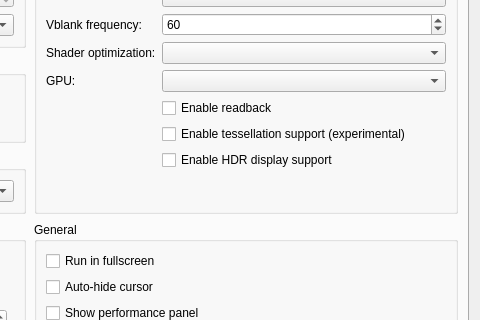
This is src/launcher/forms/configuration_edit_dialog.ui in VohminV/-KytyPS5- as Qt 5 draws it before an edit; both pictures show x 420 to 900 and y 118 to 438 of the 900 by 677 pixel window. The edited form follows.
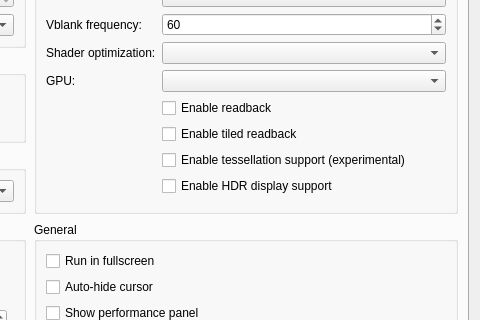
This is the edited form. Custom widgets are drawn as their Qt base class.

Commit message: graphics: write small GPU-written tiled images back to guest memory behind --readback-tiled-images

```diff
--- a/src/launcher/forms/configuration_edit_dialog.ui
+++ b/src/launcher/forms/configuration_edit_dialog.ui
@@ -168,12 +168,18 @@
              </widget>
             </item>
             <item row="6" column="1">
+             <widget class="QCheckBox" name="checkBox_readback_tiled">
+              <property name="toolTip"><string>Read back small writable tiled images</string></property>
+              <property name="text"><string>Enable tiled readback</string></property>
+             </widget>
+            </item>
+            <item row="7" column="1">
              <widget class="QCheckBox" name="checkBox_tessellation">
               <property name="toolTip"><string>Draw tessellated geometry. Disabled by default; unsupported tessellation may cause crashes.</string></property>
               <property name="text"><string>Enable tessellation support (experimental)</string></property>
              </widget>
             </item>
-            <item row="7" column="1">
+            <item row="8" column="1">
              <widget class="QCheckBox" name="checkBox_hdr">
               <property name="toolTip"><string>Enable HDR10 output for supported games. Requires HDR enabled on the host display.</string></property>
               <property name="text"><string>Enable HDR display support</string></property>
```
The commit also changes 9 other files.
